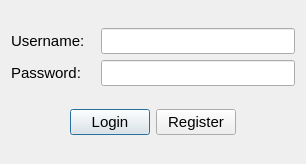
SamanOmidi/GroceryStore, file Store/customerlogin.ui: the form before one commit.
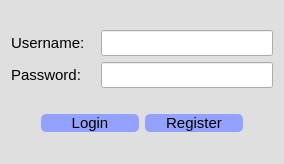
The form after the commit.

Patch:
```diff
--- a/Store/customerlogin.ui
+++ b/Store/customerlogin.ui
@@ -6,13 +6,30 @@
    <rect>
     <x>0</x>
     <y>0</y>
-    <width>306</width>
+    <width>284</width>
     <height>164</height>
    </rect>
   </property>
   <property name="windowTitle">
    <string>Login</string>
   </property>
+  <property name="styleSheet">
+   <string notr="true">#CustomerLogin
+{
+background-color:rgb(223, 223, 223);
+}
+
+#loginbutton
+{
+	border-radius: 5px;
+  	background: rgb(148, 162, 255);;
+}
+#registerbutton
+{
+	border-radius: 5px;
+  	background:  rgb(148, 162, 255);
+}</string>
+  </property>
   <layout class="QVBoxLayout" name="verticalLayout_3">
    <item>
     <layout class="QHBoxLayout" name="horizontalLayout">
@@ -94,9 +111,12 @@
        <property name="orientation">
         <enum>Qt::Horizontal</enum>
        </property>
+       <property name="sizeType">
+        <enum>QSizePolicy::Fixed</enum>
+       </property>
        <property name="sizeHint" stdset="0">
         <size>
-         <width>40</width>
+         <width>30</width>
          <height>20</height>
         </size>
        </property>
@@ -131,9 +151,12 @@
        <property name="orientation">
         <enum>Qt::Horizontal</enum>
        </property>
+       <property name="sizeType">
+        <enum>QSizePolicy::Fixed</enum>
+       </property>
        <property name="sizeHint" stdset="0">
         <size>
-         <width>40</width>
+         <width>30</width>
          <height>20</height>
         </size>
        </property>
```
